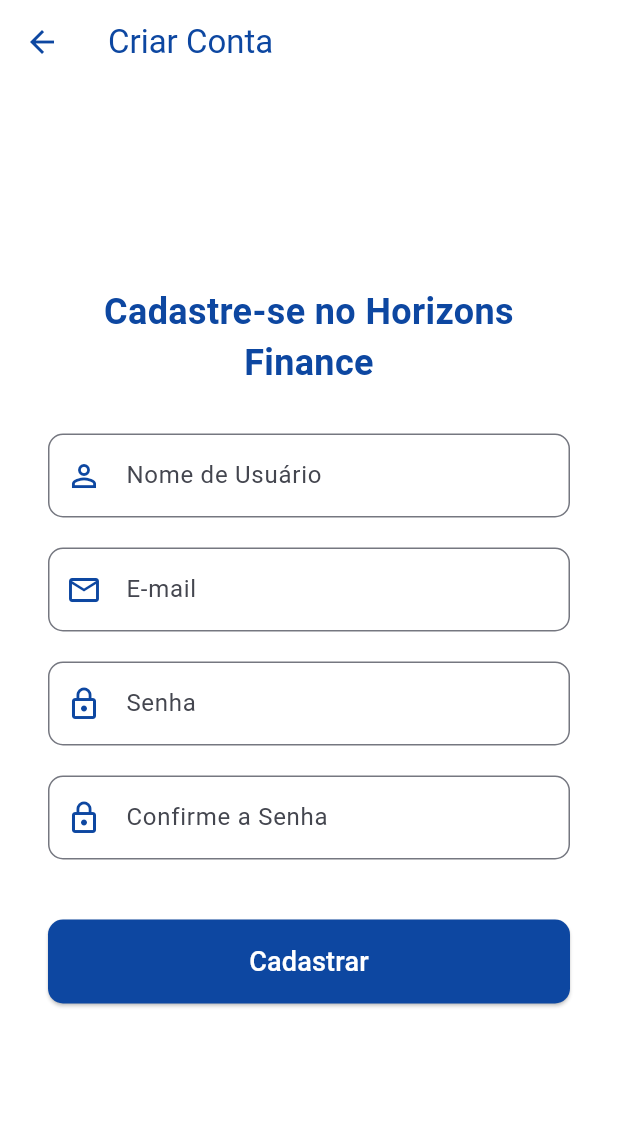
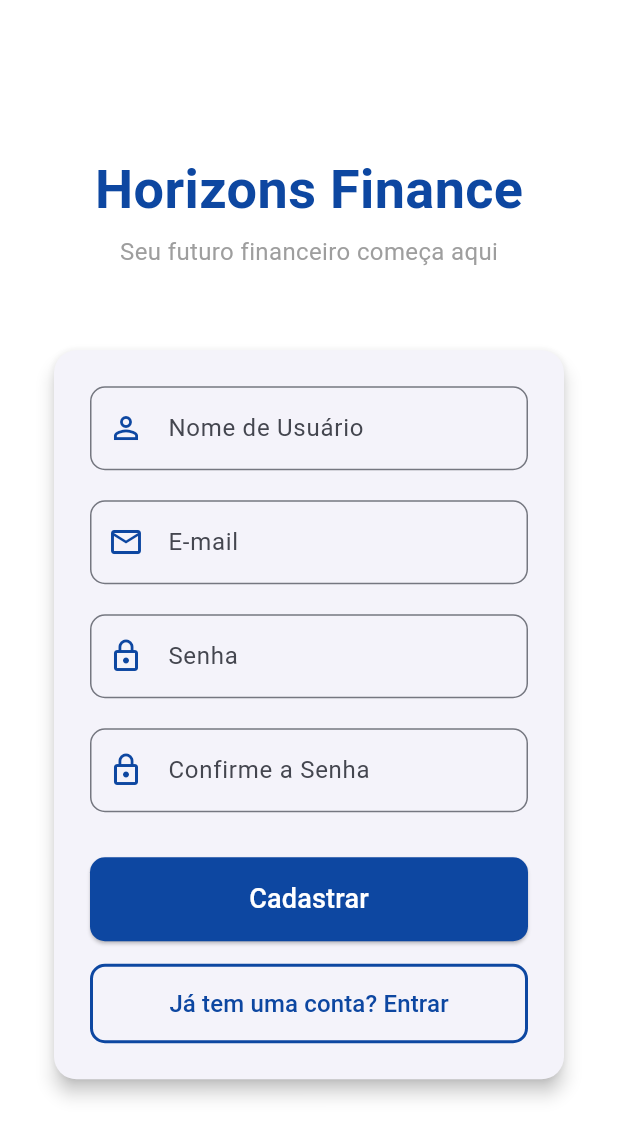
Before and after one commit to ChristianSRocha/horizon_finance, a Flutter app: the CadastroScreen screen opened by its route, on a phone screen of 412 x 824 dp. Shown: the top 1138 px of the screen. Run offline on Flutter 3.47's test engine with Material 3 defaults, Android fonts, the light colour scheme and no system bars; our stand-ins replace email_validator, fl_chart, flutter_riverpod, freezed_annotation, go_router, supabase_flutter; accounts and stored records are empty.

Commit message:
Alterado design da página cadastro

```diff
--- a/lib/screens/auth/cadastro_screen.dart
+++ b/lib/screens/auth/cadastro_screen.dart
@@ -16,7 +16,8 @@
   final TextEditingController _usernameController = TextEditingController();
   final TextEditingController _emailController = TextEditingController();
   final TextEditingController _passwordController = TextEditingController();
-  final TextEditingController _confirmPasswordController = TextEditingController();
+  final TextEditingController _confirmPasswordController =
+      TextEditingController();
   final _formKey = GlobalKey<FormState>();
 
   // Removido _isLoading daqui, agora vem do AuthState
@@ -31,6 +32,7 @@
   }
 
   // MUDANÇA 3: Conectar ao AuthService do Supabase
+
   Future<void> _handleCadastro() async {
     if (_formKey.currentState!.validate()) {
       try {
@@ -59,7 +61,8 @@
           final errorMessage = ref.read(authServiceProvider).errorMessage;
           ScaffoldMessenger.of(context).showSnackBar(
             SnackBar(
-              content: Text(errorMessage ?? 'Erro ao criar conta. Tente novamente.'),
+              content:
+                  Text(errorMessage ?? 'Erro ao criar conta. Tente novamente.'),
               backgroundColor: Colors.red,
               duration: const Duration(seconds: 3),
             ),
@@ -79,34 +82,41 @@
 
     return Scaffold(
       backgroundColor: Colors.white,
-      appBar: AppBar(
-        backgroundColor: Colors.transparent,
-        elevation: 0,
-        title: Text('Criar Conta', style: TextStyle(color: primaryColor)),
-        leading: IconButton(
-          icon: Icon(Icons.arrow_back, color: primaryColor), // Desabilita durante loading
-          onPressed: isLoading ? null : () => context.pop(),
-        ),
-      ),
       body: Center(
         child: SingleChildScrollView(
           padding: const EdgeInsets.all(32.0),
-          child: Form(
-            key: _formKey,
           child: Column(
             mainAxisAlignment: MainAxisAlignment.center,
             children: <Widget>[
               Text(
-                  'Cadastre-se no Horizons Finance',
-                  textAlign: TextAlign.center,
+                'Horizons Finance',
                 style: TextStyle(
-                    fontSize: 24,
+                  fontSize: 36,
                   fontWeight: FontWeight.bold,
                   color: primaryColor,
                 ),
               ),
-                const SizedBox(height: 30),
-
+              const SizedBox(height: 5),
+              const Text(
+                'Seu futuro financeiro começa aqui',
+                style: TextStyle(
+                  fontSize: 16,
+                  color: Colors.grey,
+                ),
+              ),
+              const SizedBox(height: 50),
+              Card(
+                elevation: 5,
+                shape: RoundedRectangleBorder(
+                  borderRadius: BorderRadius.circular(15),
+                ),
+                child: Padding(
+                  padding: const EdgeInsets.all(24.0),
+                  child: Form(
+                    key: _formKey,
+                    child: Column(
+                      mainAxisSize: MainAxisSize.min,
+                      children: <Widget>[
                         _buildTextField(
                           'Nome de Usuário',
                           Icons.person_outline,
@@ -120,16 +130,17 @@
                             }
                             return null;
                           },
-                  enabled: !isLoading, // MUDANÇA 5: Desabilita durante loading
+                          enabled: !isLoading,
                         ),
                         const SizedBox(height: 20),
-
                         _buildTextField(
                           'E-mail',
                           Icons.email_outlined,
                           _emailController,
                           (value) {
-                    if (value == null || value.isEmpty || !value.contains('@')) {
+                            if (value == null ||
+                                value.isEmpty ||
+                                !value.contains('@')) {
                               return 'Por favor, insira um e-mail válido.';
                             }
                             return null;
@@ -138,7 +149,6 @@
                           enabled: !isLoading,
                         ),
                         const SizedBox(height: 20),
-
                         _buildTextField(
                           'Senha',
                           Icons.lock_outline,
@@ -153,7 +163,6 @@
                           enabled: !isLoading,
                         ),
                         const SizedBox(height: 20),
-
                         _buildTextField(
                           'Confirme a Senha',
                           Icons.lock_outline,
@@ -167,8 +176,7 @@
                           isPassword: true,
                           enabled: !isLoading,
                         ),
-                const SizedBox(height: 40),
-
+                        const SizedBox(height: 30),
                         SizedBox(
                           width: double.infinity,
                           child: ElevatedButton(
@@ -185,14 +193,44 @@
                                 ? const SizedBox(
                                     width: 24,
                                     height: 24,
-                            child: CircularProgressIndicator(color: Colors.white, strokeWidth: 3),
+                                    child: CircularProgressIndicator(
+                                        color: Colors.white, strokeWidth: 3),
                                   )
-                        : const Text('Cadastrar', style: TextStyle(fontSize: 18)),
+                                : const Text(
+                                    'Cadastrar',
+                                    style: TextStyle(fontSize: 18),
                                   ),
                           ),
-                const SizedBox(height: 20),
+                        ),
+                        const SizedBox(height: 15),
+                        SizedBox(
+                          width: double.infinity,
+                          child: OutlinedButton(
+                            onPressed: isLoading
+                                ? null
+                                : () {
+                                    context.push('/login');
+                                  },
+                            style: OutlinedButton.styleFrom(
+                              foregroundColor: primaryColor,
+                              side: BorderSide(color: primaryColor, width: 2),
+                              padding: const EdgeInsets.symmetric(vertical: 15),
+                              shape: RoundedRectangleBorder(
+                                borderRadius: BorderRadius.circular(10),
+                              ),
+                            ),
+                            child: const Text(
+                              'Já tem uma conta? Entrar',
+                              style: TextStyle(fontSize: 16),
+                            ),
+                          ),
+                        ),
                       ],
                     ),
+                  ),
+                ),
+              ),
+            ],
           ),
         ),
       ),
@@ -222,7 +260,8 @@
         ),
         focusedBorder: OutlineInputBorder(
           borderRadius: BorderRadius.circular(10),
-          borderSide: BorderSide(color: Theme.of(context).primaryColor, width: 2),
+          borderSide:
+              BorderSide(color: Theme.of(context).primaryColor, width: 2),
         ),
       ),
     );
```
Lines whose indentation alone changed are shown as unchanged.
